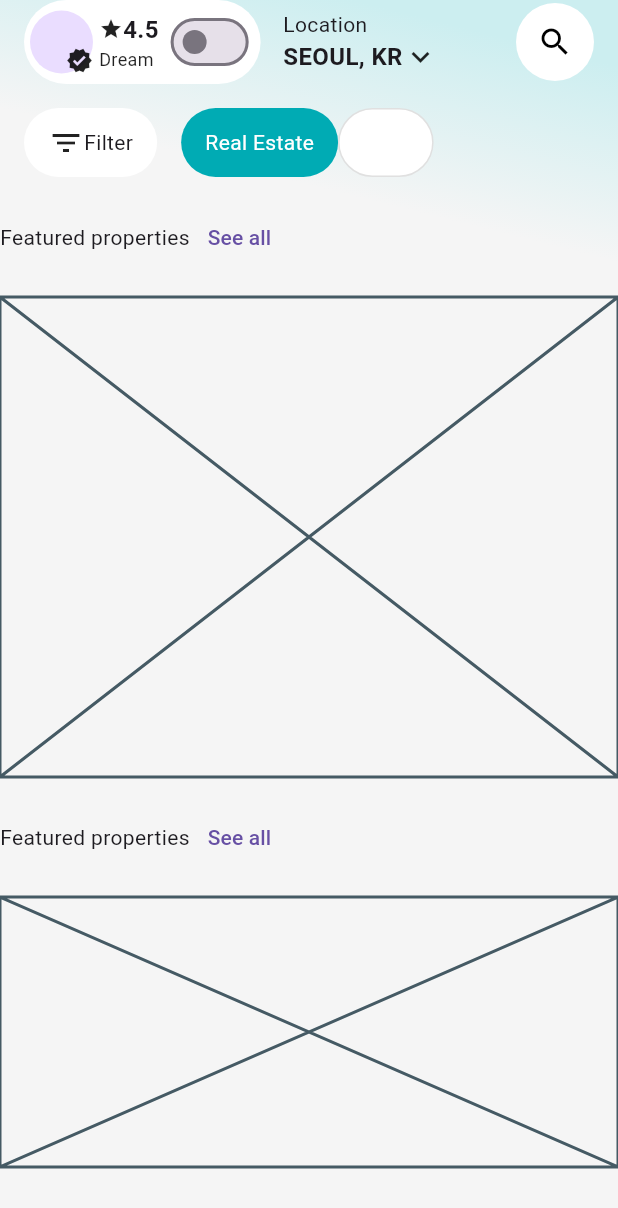
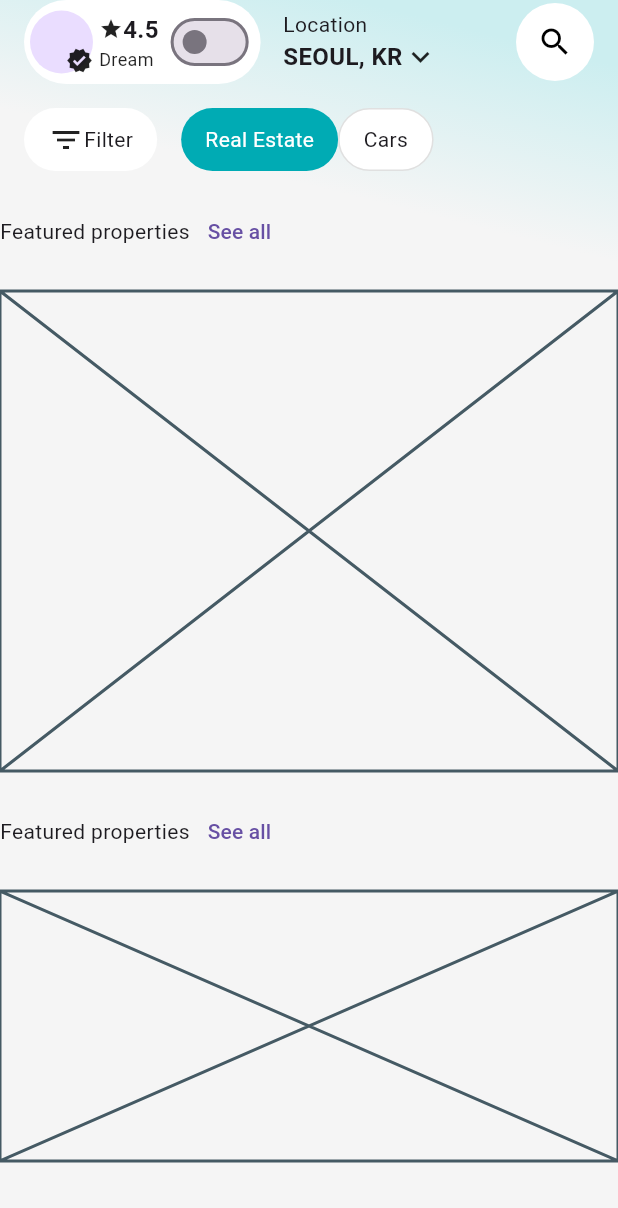
Before and after one commit to JAICHANGPARK/flutter_notebook_chapter_49, a Flutter app: the RealEstateHomePage screen opened directly, on a phone screen of 412 x 824 dp. Shown: the top 1208 px of the screen. Run offline on Flutter 3.47's test engine with Material 3 defaults, Android fonts, the phone set to English and light mode, and no system bars; our stand-ins replace dots_indicator, gap, google_fonts.

Commit message:
Update real_estate_home_page.dart

```diff
--- a/lib/ep2472_real_estate_app/ui/real_estate_home_page.dart
+++ b/lib/ep2472_real_estate_app/ui/real_estate_home_page.dart
@@ -129,7 +129,7 @@ class _RealEstateHomePageState extends State<RealEstateHomePage> {
                     ),
                   ),
                   SizedBox(
-                    height: 46,
+                    height: 42,
                     child: ListView(
                       scrollDirection: Axis.horizontal,
                       children: [
@@ -171,7 +171,7 @@ class _RealEstateHomePageState extends State<RealEstateHomePage> {
                             children: [
                               Text(
                                 "Cars",
-                                style: TextStyle(color: Colors.white),
+                                // style: TextStyle(color: Colors.white),
                               ),
                             ],
                           ),
```
